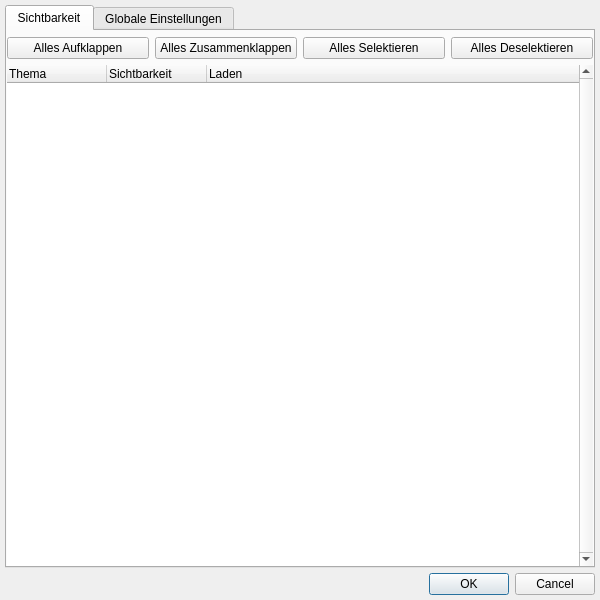
Above: ui/settings_dialog.ui from geoObserver/geobasis_loader before the change. Below: the same form after it.
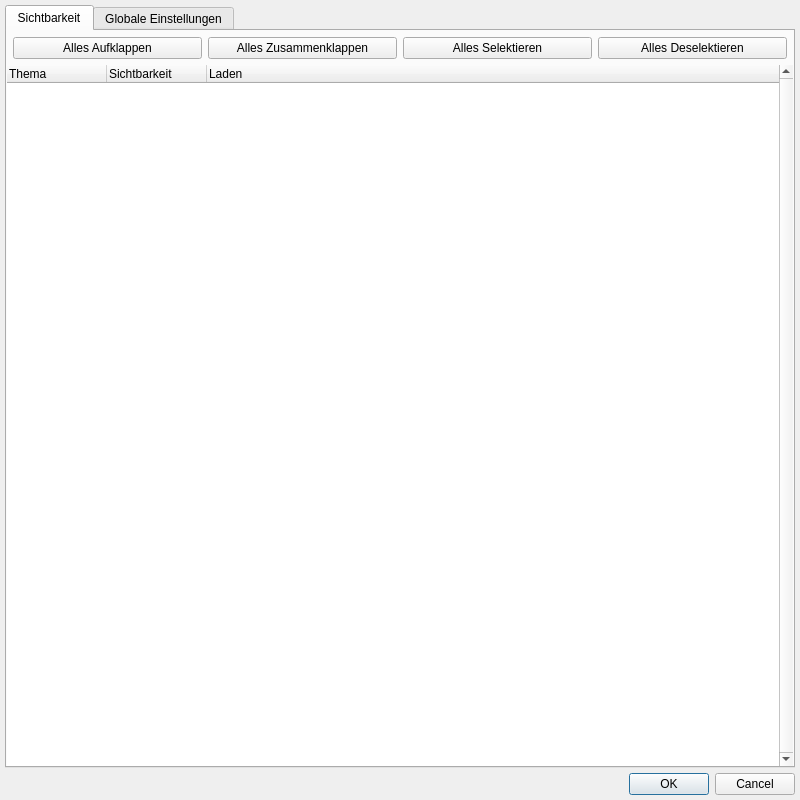
That is the form after the change.

Commit message: Update SettingsDialog dimensions and adjust visibility button margins

```diff
--- a/ui/settings_dialog.ui
+++ b/ui/settings_dialog.ui
@@ -6,8 +6,8 @@
    <rect>
     <x>0</x>
     <y>0</y>
-    <width>600</width>
-    <height>600</height>
+    <width>800</width>
+    <height>800</height>
    </rect>
   </property>
   <property name="sizePolicy">
@@ -83,6 +83,12 @@
        </property>
        <item>
         <layout class="QHBoxLayout" name="visibility_tree_buttons">
+         <property name="leftMargin">
+          <number>6</number>
+         </property>
+         <property name="rightMargin">
+          <number>6</number>
+         </property>
          <item>
           <widget class="QPushButton" name="expand_button">
            <property name="text">
```
